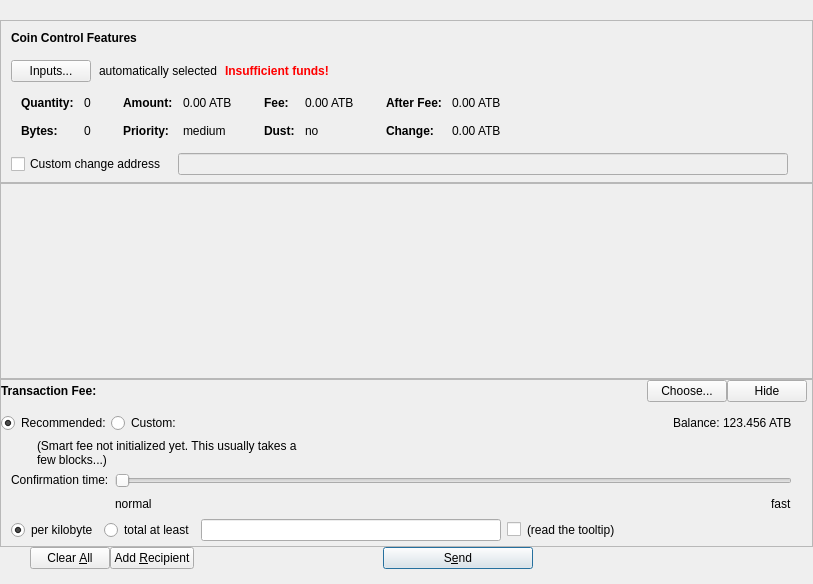
First picture: the form in src/qt/forms/sendcoinsdialog.ui, repository odrowonz/atbcoin-insight, before the edit.
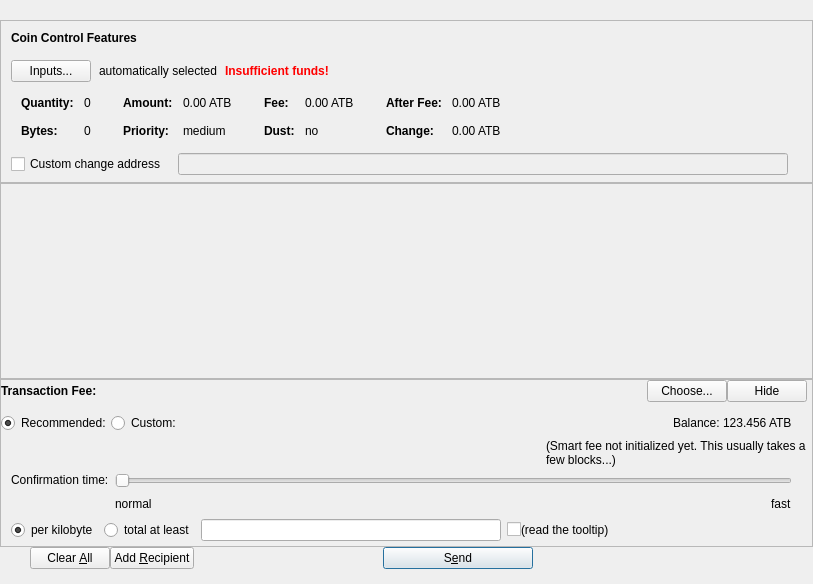
Second picture: the form after the edit. Icons and pictures are not drawn. Custom widgets are drawn as their Qt base class.

Patch:
```diff
--- a/src/qt/forms/sendcoinsdialog.ui
+++ b/src/qt/forms/sendcoinsdialog.ui
@@ -13,7 +13,7 @@
   <property name="minimumSize">
    <size>
     <width>0</width>
-    <height>0</height>
+    <height>550</height>
    </size>
   </property>
   <property name="windowTitle">
@@ -906,6 +906,9 @@
                  </item>
                  <item>
                   <layout class="QHBoxLayout" name="horizontalLayoutFee8">
+                   <property name="spacing">
+                    <number>0</number>
+                   </property>
                    <item>
                     <widget class="QCheckBox" name="checkBoxMinimumFee">
                      <property name="toolTip">
@@ -937,7 +940,7 @@
                       <bool>true</bool>
                      </property>
                      <property name="margin">
-                      <number>5</number>
+                      <number>0</number>
                      </property>
                     </widget>
                    </item>
@@ -972,6 +975,12 @@
                 <layout class="QHBoxLayout" name="horizontalLayoutFee12">
                  <item>
                   <widget class="QLabel" name="labelSmartFee">
+                   <property name="sizePolicy">
+                    <sizepolicy hsizetype="Minimum" vsizetype="Minimum">
+                     <horstretch>0</horstretch>
+                     <verstretch>0</verstretch>
+                    </sizepolicy>
+                   </property>
                    <property name="maximumSize">
                     <size>
                      <width>9999</width>
@@ -988,6 +997,12 @@
                  </item>
                  <item>
                   <widget class="QLabel" name="labelFeeEstimation">
+                   <property name="sizePolicy">
+                    <sizepolicy hsizetype="Minimum" vsizetype="Minimum">
+                     <horstretch>0</horstretch>
+                     <verstretch>0</verstretch>
+                    </sizepolicy>
+                   </property>
                    <property name="maximumSize">
                     <size>
                      <width>999999</width>
@@ -1007,6 +1022,17 @@
                      <height>16777215</height>
                     </size>
                    </property>
+                   <property name="font">
+                    <font>
+                     <stylestrategy>PreferDefault</stylestrategy>
+                    </font>
+                   </property>
+                   <property name="layoutDirection">
+                    <enum>Qt::LeftToRight</enum>
+                   </property>
+                   <property name="autoFillBackground">
+                    <bool>false</bool>
+                   </property>
                    <property name="text">
                     <string>(Smart fee not initialized yet. This usually takes a few blocks...)</string>
                    </property>
@@ -1014,23 +1040,10 @@
                     <bool>true</bool>
                    </property>
                    <property name="margin">
-                    <number>2</number>
+                    <number>0</number>
                    </property>
                   </widget>
                  </item>
-                 <item>
-                  <spacer name="horizontalSpacer_5">
-                   <property name="orientation">
-                    <enum>Qt::Horizontal</enum>
-                   </property>
-                   <property name="sizeHint" stdset="0">
-                    <size>
-                     <width>1</width>
-                     <height>1</height>
-                    </size>
-                   </property>
-                  </spacer>
-                 </item>
                 </layout>
                </item>
                <item>
```
Left out of the diff: 2 changed lines with no effect on the pictures.
